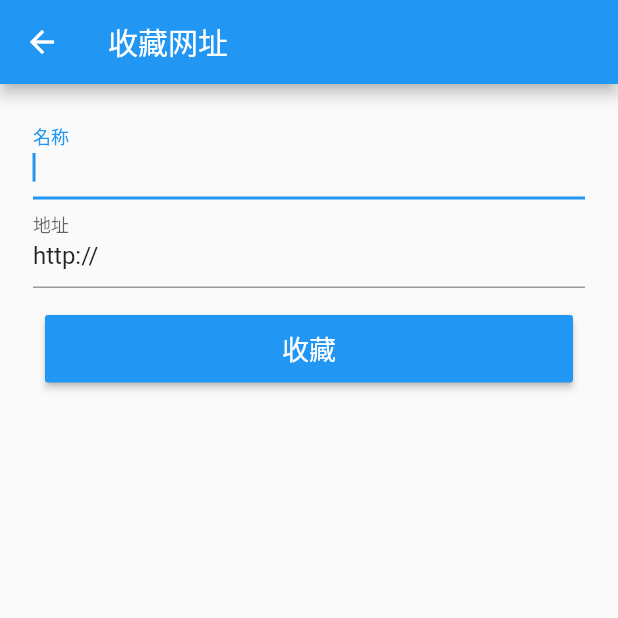
After one commit to Oaman/FlutterX, a Flutter app: the CollectPage screen opened directly, tab 2 chosen, after a tap on the "add" icon, on a phone screen of 412 x 824 dp, the top half of it. The commit adds this screen. Run offline on Flutter 3.47's test engine with Material 2 defaults, Android fonts, the phone set to English and light mode, and no system bars; our stand-ins replace cookie_jar, dio, dio_cookie_manager, event_bus, flutter_slidable, shared_preferences and 1 more; missing offline and left inert: banner_view, flukit, flutter_webview_plugin; accounts and stored records are empty; network calls fail; statements that could not run were skipped.

Commit message:
add collection website page

```diff
--- a/lib/common/http/api.dart
+++ b/lib/common/http/api.dart
@@ -28,6 +28,8 @@ class Api {
   //取消收藏
   static const String UNCOLLECT_INTERNAL_ARTICLE = "lg/uncollect_originId/";
 
+
+  //收藏网站
   static const String COLLECT_WEBSITE = "lg/collect/addtool/json";
 
   static const String UNCOLLECT_WEBSITE = "lg/collect/deletetool/json";
@@ -66,6 +68,11 @@ class Api {
     return await _http.request("$COLLECT_ARTICLE_LIST/$curPage/json");
   }
 
+  /// https://www.wanandroid.com/lg/collect/usertools/jso
+  static getWebSiteCollects() async {
+    return await _http.request(COLLECT_WEBSITE_LIST);
+  }
+
   ///https://www.wanandroid.com/lg/collect/1165/json
   static collectArticle(int id) async {
     return await _http
@@ -78,6 +85,20 @@ class Api {
         .request("$UNCOLLECT_INTERNAL_ARTICLE$id/json", method: "post");
   }
 
+  /// https://www.wanandroid.com/lg/collect/addtool/json
+  static collectWebsite(String name, String link) async {
+    var formData = FormData.fromMap({"name": name, "link": link});
+    return await _http
+        .request(COLLECT_WEBSITE, data: formData, method: "post");
+  }
+
+  /// https://www.wanandroid.com/lg/collect/deletetool/json
+  static unCollectWebsite(int id) async {
+    var formData = FormData.fromMap({"id": id});
+    return await _http
+        .request(UNCOLLECT_WEBSITE, data: formData, method: "post");
+  }
+
   static void clearCookie() {
     _http.clearCookie();
   }
--- /dev/null
+++ b/lib/ui/pages/collect_add_website_page.dart
@@ -0,0 +1,90 @@
+import 'package:flutter/material.dart';
+import 'package:flutter_app/common/http/api.dart';
+import 'package:toast/toast.dart';
+
+class WebsiteAddPage extends StatefulWidget {
+  @override
+  _WebsiteAddPageState createState() => _WebsiteAddPageState();
+}
+
+class _WebsiteAddPageState extends State<WebsiteAddPage> {
+  String _name;
+  String _link;
+  final _formKey = GlobalKey<FormState>();
+
+  @override
+  Widget build(BuildContext context) {
+    return Scaffold(
+      appBar: AppBar(
+        title: Text("收藏网址"),
+      ),
+      body: Form(
+        key: _formKey,
+        child: ListView(
+          padding: EdgeInsets.fromLTRB(22.0, 18.0, 22.0, 0.0),
+          children: <Widget>[
+            TextFormField(
+              autofocus: true,
+              decoration: InputDecoration(
+                labelText: '名称',
+              ),
+              validator: (String value) {
+                if (value.trim().isEmpty) {
+                  return '请输入收藏网址名';
+                }
+                _name = value;
+              },
+            ),
+            TextFormField(
+              initialValue: "http://",
+              decoration: InputDecoration(
+                labelText: '地址',
+              ),
+              keyboardType: TextInputType.url,
+              validator: (String value) {
+                if (value.trim().isEmpty) {
+                  return '请输入收藏网站地址';
+                }
+                _link = value;
+              },
+            ),
+            Container(
+              height: 45.0,
+              margin: EdgeInsets.only(top: 18.0, left: 8.0, right: 8.0),
+              child: RaisedButton(
+                child: Text(
+                  '收藏',
+                  style: TextStyle(fontSize: 18.0, color: Colors.white),
+                ),
+                color: Theme.of(context).primaryColor,
+                onPressed: () => _doAdd(context),
+              ),
+            )
+          ],
+        ),
+      ),
+    );
+  }
+
+  void _doAdd(context) async {
+    if (_formKey.currentState.validate()) {
+      showDialog(
+          context: context,
+          barrierDismissible: false,
+          builder: (_) {
+            return Center(
+              child: CircularProgressIndicator(),
+            );
+          });
+      var result = await Api.collectWebsite(_name, _link);
+      //对话框dismiss
+      Navigator.pop(context);
+
+      if (result['errorCode'] != 0) {
+        Toast.show(result['errorMsg'], context, gravity: Toast.CENTER);
+      } else {
+        Navigator.pop(context, result['data']);
+      }
+    }
+  }
+}
--- a/lib/ui/pages/collect_page.dart
+++ b/lib/ui/pages/collect_page.dart
@@ -1,7 +1,8 @@
 import 'package:flutter/cupertino.dart';
 import 'package:flutter/material.dart';
 import 'package:flutter_app/common/res/icons.dart';
-import 'package:flutter_app/ui/pages/page_collect_article.dart';
+import 'package:flutter_app/ui/pages/collect_article_page.dart';
+import 'package:flutter_app/ui/pages/collect_website_page.dart';
 
 class CollectPage extends StatefulWidget {
   @override
@@ -31,7 +32,7 @@ class _CollectPageState extends State<CollectPage> {
           ),
           body: TabBarView(children: <Widget>[
             ArticleCollectPage(),
-            ArticleCollectPage(),
+            WebsiteCollectPage(),
           ],),
         ));
   }
--- /dev/null
+++ b/lib/ui/pages/collect_website_page.dart
@@ -0,0 +1,146 @@
+import 'package:flutter/material.dart';
+import 'package:flutter_app/common/http/api.dart';
+import 'package:flutter_app/ui/pages/collect_add_website_page.dart';
+import 'package:toast/toast.dart';
+import 'package:flutter_slidable/flutter_slidable.dart';
+
+class WebsiteCollectPage extends StatefulWidget {
+  @override
+  _WebsiteCollectPageState createState() => _WebsiteCollectPageState();
+}
+
+class _WebsiteCollectPageState extends State<WebsiteCollectPage>
+    with AutomaticKeepAliveClientMixin {
+  bool _isHidden = false;
+
+  //收藏列表
+  List _collects = [];
+
+  @override
+  void initState() {
+    super.initState();
+    _getCollects();
+  }
+
+  _getCollects() async {
+    var result = await Api.getWebSiteCollects();
+    if (result != null) {
+      var data = result['data'];
+      _collects.clear();
+      _collects.addAll(data);
+      _isHidden = true;
+      setState(() {});
+    }
+  }
+
+  @override
+  Widget build(BuildContext context) {
+    return Stack(
+      children: <Widget>[
+        Offstage(
+          offstage: _isHidden,
+          child: Center(
+            child: CircularProgressIndicator(),
+          ),
+        ),
+        Offstage(
+          ///不为空就隐藏
+          offstage: _collects.isNotEmpty || !_isHidden,
+          child: Center(
+            child: Text("(＞﹏＜) 你还没有收藏任何内容......"),
+          ),
+        ),
+        Offstage(
+            //為空就隱藏
+            offstage: _collects.isEmpty,
+            child: RefreshIndicator(
+              onRefresh: () => _getCollects(),
+              child: ListView.separated(
+                physics:AlwaysScrollableScrollPhysics(),
+                  padding: EdgeInsets.all(22.0),
+                  itemBuilder: (context, i) => _buildItem(context, i),
+                  separatorBuilder: (context, i) {
+                    return Padding(
+                      padding: EdgeInsets.only(top: 8.0, bottom: 8.0),
+                      child: Divider(color: Colors.grey),
+                    );
+                  },
+                  itemCount: _collects.length),
+            )),
+
+        /// 定位
+        Positioned(
+          bottom: 18.0,
+          right: 18.0,
+          //悬浮按钮
+          child: FloatingActionButton(
+            child: Icon(Icons.add),
+            onPressed: _addCollect,
+          ),
+        )
+      ],
+    );
+  }
+
+  @override
+  bool get wantKeepAlive => true;
+
+  _buildItem(BuildContext context, int i) {
+    var item = _collects[i];
+    ///侧滑删除
+    return Slidable(
+        ///控制action显示的方式
+        delegate:  SlidableDrawerDelegate(),
+        ///右侧的action
+        secondaryActions: <Widget>[
+          new IconSlideAction(
+            caption: '删除',
+            color: Colors.red,
+            icon: Icons.delete,
+            onTap: () => _delCollect(item),
+          ),
+        ],
+        child: Column(
+          crossAxisAlignment: CrossAxisAlignment.start,
+          children: <Widget>[
+            Text(item['name'], style: TextStyle(fontSize: 22.0)),
+            Padding(
+              padding: EdgeInsets.only(top: 8.0),
+              child: Text(
+                item['link'],
+                style: TextStyle(color: Theme.of(context).primaryColor),
+              ),
+            ),
+          ],
+        ));
+  }
+
+  _addCollect() async {
+    var result = await Navigator.push(
+        context, MaterialPageRoute(builder: (_) => WebsiteAddPage()));
+    if (result != null) {
+      _collects.add(result);
+    }
+  }
+
+  _delCollect(item) async {
+    showDialog(
+        context: context,
+        barrierDismissible: false,
+        builder: (_) {
+          return Center(
+            child: CircularProgressIndicator(),
+          );
+        });
+    var result = await Api.unCollectWebsite(item['id']);
+    Navigator.pop(context);
+
+    if (result['errorCode'] != 0) {
+      Toast.show(result['errorMsg'], context, gravity: Toast.CENTER);
+    } else {
+      setState(() {
+        _collects.remove(item);
+      });
+    }
+  }
+}
--- a/lib/ui/pages/home_page.dart
+++ b/lib/ui/pages/home_page.dart
@@ -157,8 +157,7 @@ class MyHomePageState extends State<HomePage> {
   }
 
   Future<void> _getArticlesList() async {
-    var articlesResponse =
-        await Api.getArticleList(curPage);
+    var articlesResponse = await Api.getArticleList(curPage);
     var articlesBean = articlesResponse['data'];
     if (curPage == 0) {
       _articlesList.clear();
```
Also changed, not shown: lib/ui/pages/collect_article_page.dart (renamed from lib/ui/pages/page_collect_article.dart), 1 other file.
